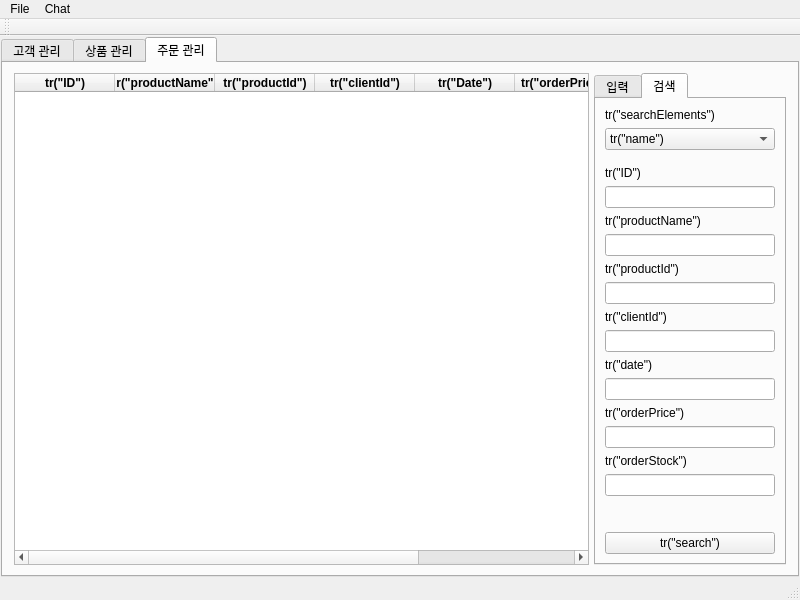
Qt form CustomerProduct2Project/mainwindow.ui (SaintMonguss/Qt) before a commit.
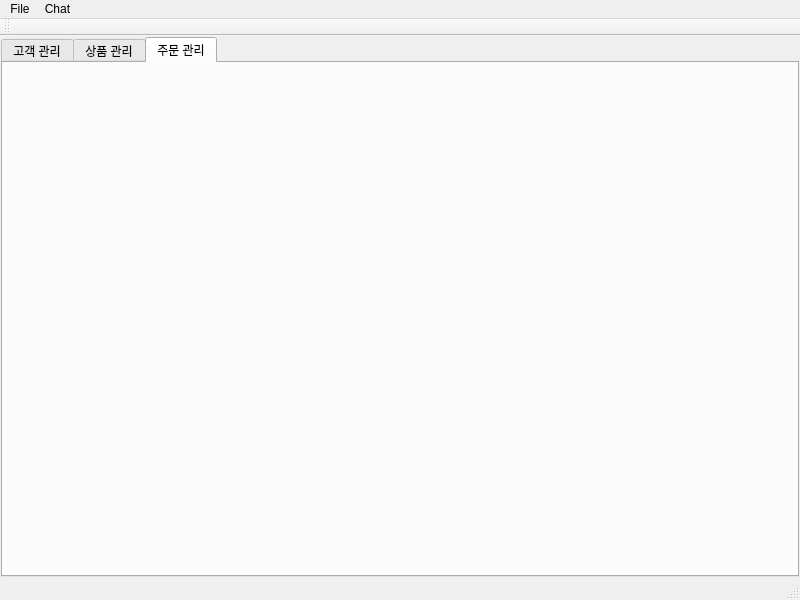
The same form after that commit. The open tabs and pages were chosen to show the change.

Patch:
```diff
--- a/CustomerProduct2Project/mainwindow.ui
+++ b/CustomerProduct2Project/mainwindow.ui
@@ -988,571 +988,7 @@
        <attribute name="title">
         <string>주문 관리</string>
        </attribute>
-       <layout class="QHBoxLayout" name="horizontalLayout_26">
-        <item>
-         <layout class="QHBoxLayout" name="horizontalLayout_22" stretch="12,0,4">
-          <property name="spacing">
-           <number>0</number>
-          </property>
-          <property name="leftMargin">
-           <number>2</number>
-          </property>
-          <property name="topMargin">
-           <number>1</number>
-          </property>
-          <property name="rightMargin">
-           <number>2</number>
-          </property>
-          <property name="bottomMargin">
-           <number>1</number>
-          </property>
-          <item>
-           <widget class="QTableWidget" name="tableWidget_5">
-            <attribute name="horizontalHeaderStretchLastSection">
-             <bool>true</bool>
-            </attribute>
-            <column>
-             <property name="text">
-              <string>tr(&quot;ID&quot;)</string>
-             </property>
-             <property name="font">
-              <font>
-               <bold>true</bold>
-              </font>
-             </property>
-            </column>
-            <column>
-             <property name="text">
-              <string>tr(&quot;productName&quot;)</string>
-             </property>
-             <property name="font">
-              <font>
-               <bold>true</bold>
-              </font>
-             </property>
-            </column>
-            <column>
-             <property name="text">
-              <string>tr(&quot;productId&quot;)</string>
-             </property>
-             <property name="font">
-              <font>
-               <bold>true</bold>
-              </font>
-             </property>
-            </column>
-            <column>
-             <property name="text">
-              <string>tr(&quot;clientId&quot;)</string>
-             </property>
-             <property name="font">
-              <font>
-               <bold>true</bold>
-              </font>
-             </property>
-            </column>
-            <column>
-             <property name="text">
-              <string>tr(&quot;Date&quot;)</string>
-             </property>
-             <property name="font">
-              <font>
-               <bold>true</bold>
-              </font>
-             </property>
-            </column>
-            <column>
-             <property name="text">
-              <string>tr(&quot;orderPrice&quot;)</string>
-             </property>
-             <property name="font">
-              <font>
-               <bold>true</bold>
-              </font>
-             </property>
-            </column>
-            <column>
-             <property name="text">
-              <string>tr(&quot;orderStock&quot;)</string>
-             </property>
-             <property name="font">
-              <font>
-               <bold>true</bold>
-              </font>
-             </property>
-            </column>
-           </widget>
-          </item>
-          <item>
-           <spacer name="horizontalSpacer_9">
-            <property name="orientation">
-             <enum>Qt::Horizontal</enum>
-            </property>
-            <property name="sizeType">
-             <enum>QSizePolicy::Minimum</enum>
-            </property>
-            <property name="sizeHint" stdset="0">
-             <size>
-              <width>5</width>
-              <height>18</height>
-             </size>
-            </property>
-           </spacer>
-          </item>
-          <item>
-           <widget class="QTabWidget" name="tabWidget_4">
-            <property name="currentIndex">
-             <number>1</number>
-            </property>
-            <widget class="QWidget" name="m_customerAddTab_5">
-             <attribute name="title">
-              <string>입력</string>
-             </attribute>
-             <layout class="QHBoxLayout" name="horizontalLayout_23">
-              <item>
-               <layout class="QVBoxLayout" name="verticalLayout_50">
-                <item>
-                 <layout class="QVBoxLayout" name="verticalLayout_52">
-                  <item>
-                   <widget class="QLabel" name="label_46">
-                    <property name="sizePolicy">
-                     <sizepolicy hsizetype="Expanding" vsizetype="Maximum">
-                      <horstretch>0</horstretch>
-                      <verstretch>0</verstretch>
-                     </sizepolicy>
-                    </property>
-                    <property name="text">
-                     <string>tr(&quot;orderId&quot;)</string>
-                    </property>
-                   </widget>
-                  </item>
-                  <item>
-                   <widget class="QLineEdit" name="lineEdit_42">
-                    <property name="readOnly">
-                     <bool>true</bool>
-                    </property>
-                   </widget>
-                  </item>
-                 </layout>
-                </item>
-                <item>
-                 <layout class="QVBoxLayout" name="verticalLayout_51">
-                  <property name="sizeConstraint">
-                   <enum>QLayout::SetDefaultConstraint</enum>
-                  </property>
-                  <item>
-                   <widget class="QLabel" name="label_45">
-                    <property name="sizePolicy">
-                     <sizepolicy hsizetype="Expanding" vsizetype="Maximum">
-                      <horstretch>0</horstretch>
-                      <verstretch>0</verstretch>
-                     </sizepolicy>
-                    </property>
-                    <property name="text">
-                     <string>tr(&quot;productName&quot;)</string>
-                    </property>
-                   </widget>
-                  </item>
-                  <item>
-                   <widget class="QLineEdit" name="lineEdit_41"/>
-                  </item>
-                 </layout>
-                </item>
-                <item>
-                 <layout class="QVBoxLayout" name="verticalLayout_53">
-                  <item>
-                   <widget class="QLabel" name="label_47">
-                    <property name="sizePolicy">
-                     <sizepolicy hsizetype="Expanding" vsizetype="Maximum">
-                      <horstretch>0</horstretch>
-                      <verstretch>0</verstretch>
-                     </sizepolicy>
-                    </property>
-                    <property name="text">
-                     <string>tr(&quot;productId&quot;)</string>
-                    </property>
-                   </widget>
-                  </item>
-                  <item>
-                   <widget class="QLineEdit" name="lineEdit_43"/>
-                  </item>
-                 </layout>
-                </item>
-                <item>
-                 <layout class="QVBoxLayout" name="verticalLayout_54">
-                  <item>
-                   <widget class="QLabel" name="label_48">
-                    <property name="sizePolicy">
-                     <sizepolicy hsizetype="Expanding" vsizetype="Maximum">
-                      <horstretch>0</horstretch>
-                      <verstretch>0</verstretch>
-                     </sizepolicy>
-                    </property>
-                    <property name="text">
-                     <string>tr(&quot;clientId&quot;)</string>
-                    </property>
-                   </widget>
-                  </item>
-                  <item>
-                   <widget class="QLineEdit" name="lineEdit_44"/>
-                  </item>
-                 </layout>
-                </item>
-                <item>
-                 <layout class="QVBoxLayout" name="verticalLayout_55">
-                  <item>
-                   <widget class="QLabel" name="label_49">
-                    <property name="sizePolicy">
-                     <sizepolicy hsizetype="Expanding" vsizetype="Maximum">
-                      <horstretch>0</horstretch>
-                      <verstretch>0</verstretch>
-                     </sizepolicy>
-                    </property>
-                    <property name="text">
-                     <string>tr(&quot;date&quot;)</string>
-                    </property>
-                   </widget>
-                  </item>
-                  <item>
-                   <widget class="QLineEdit" name="lineEdit_45"/>
-                  </item>
-                 </layout>
-                </item>
-                <item>
-                 <layout class="QVBoxLayout" name="verticalLayout_62">
-                  <item>
-                   <widget class="QLabel" name="label_56">
-                    <property name="sizePolicy">
-                     <sizepolicy hsizetype="Expanding" vsizetype="Maximum">
-                      <horstretch>0</horstretch>
-                      <verstretch>0</verstretch>
-                     </sizepolicy>
-                    </property>
-                    <property name="text">
-                     <string>tr(&quot;orderPrice&quot;)</string>
-                    </property>
-                   </widget>
-                  </item>
-                  <item>
-                   <widget class="QLineEdit" name="lineEdit_51"/>
-                  </item>
-                 </layout>
-                </item>
-                <item>
-                 <layout class="QVBoxLayout" name="verticalLayout_63">
-                  <item>
-                   <widget class="QLabel" name="label_57">
-                    <property name="sizePolicy">
-                     <sizepolicy hsizetype="Expanding" vsizetype="Maximum">
-                      <horstretch>0</horstretch>
-                      <verstretch>0</verstretch>
-                     </sizepolicy>
-                    </property>
-                    <property name="text">
-                     <string>tr(&quot;orderStock&quot;)</string>
-                    </property>
-                   </widget>
-                  </item>
-                  <item>
-                   <widget class="QLineEdit" name="lineEdit_52"/>
-                  </item>
-                 </layout>
-                </item>
-                <item>
-                 <spacer name="verticalSpacer_13">
-                  <property name="orientation">
-                   <enum>Qt::Vertical</enum>
-                  </property>
-                  <property name="sizeHint" stdset="0">
-                   <size>
-                    <width>20</width>
-                    <height>40</height>
-                   </size>
-                  </property>
-                 </spacer>
-                </item>
-                <item>
-                 <layout class="QHBoxLayout" name="horizontalLayout_24">
-                  <property name="sizeConstraint">
-                   <enum>QLayout::SetNoConstraint</enum>
-                  </property>
-                  <item>
-                   <widget class="QPushButton" name="pushButton_13">
-                    <property name="text">
-                     <string>tr(&quot;change&quot;)</string>
-                    </property>
-                   </widget>
-                  </item>
-                  <item>
-                   <spacer name="horizontalSpacer_10">
-                    <property name="orientation">
-                     <enum>Qt::Horizontal</enum>
-                    </property>
-                    <property name="sizeType">
-                     <enum>QSizePolicy::Maximum</enum>
-                    </property>
-                    <property name="sizeHint" stdset="0">
-                     <size>
-                      <width>13</width>
-                      <height>21</height>
-                     </size>
-                    </property>
-                   </spacer>
-                  </item>
-                  <item>
-                   <widget class="QPushButton" name="pushButton_14">
-                    <property name="text">
-                     <string>tr(&quot;add&quot;)</string>
-                    </property>
-                   </widget>
-                  </item>
-                 </layout>
-                </item>
-               </layout>
-              </item>
-             </layout>
-            </widget>
-            <widget class="QWidget" name="m_customerSerchTab_5">
-             <attribute name="title">
-              <string>검색</string>
-             </attribute>
-             <layout class="QHBoxLayout" name="horizontalLayout_25">
-              <item>
-               <layout class="QVBoxLayout" name="verticalLayout_56">
-                <item>
-                 <widget class="QLabel" name="label_50">
-                  <property name="text">
-                   <string>tr(&quot;searchElements&quot;)</string>
-                  </property>
-                 </widget>
-                </item>
-                <item>
-                 <widget class="QComboBox" name="comboBox_5">
-                  <item>
-                   <property name="text">
-                    <string>tr(&quot;name&quot;)</string>
-                   </property>
-                  </item>
-                  <item>
-                   <property name="text">
-                    <string>tr(&quot;ID&quot;)</string>
-                   </property>
-                  </item>
-                  <item>
-                   <property name="text">
-                    <string>tr(&quot;brand&quot;)</string>
-                   </property>
-                  </item>
-                  <item>
-                   <property name="text">
-                    <string>tr(&quot;price&quot;)</string>
-                   </property>
-                  </item>
-                  <item>
-                   <property name="text">
-                    <string>tr(&quot;stock&quot;)</string>
-                   </property>
-                  </item>
-                 </widget>
-                </item>
-                <item>
-                 <spacer name="verticalSpacer_14">
-                  <property name="orientation">
-                   <enum>Qt::Vertical</enum>
-                  </property>
-                  <property name="sizeType">
-                   <enum>QSizePolicy::Fixed</enum>
-                  </property>
-                  <property name="sizeHint" stdset="0">
-                   <size>
-                    <width>20</width>
-                    <height>10</height>
-                   </size>
-                  </property>
-                 </spacer>
-                </item>
-                <item>
-                 <layout class="QVBoxLayout" name="verticalLayout_58">
-                  <item>
-                   <widget class="QLabel" name="label_52">
-                    <property name="sizePolicy">
-                     <sizepolicy hsizetype="Expanding" vsizetype="Maximum">
-                      <horstretch>0</horstretch>
-                      <verstretch>0</verstretch>
-                     </sizepolicy>
-                    </property>
-                    <property name="text">
-                     <string>tr(&quot;ID&quot;)</string>
-                    </property>
-                   </widget>
-                  </item>
-                  <item>
-                   <widget class="QLineEdit" name="lineEdit_47">
-                    <property name="readOnly">
-                     <bool>false</bool>
-                    </property>
-                   </widget>
-                  </item>
-                 </layout>
-                </item>
-                <item>
-                 <layout class="QVBoxLayout" name="verticalLayout_57">
-                  <property name="sizeConstraint">
-                   <enum>QLayout::SetDefaultConstraint</enum>
-                  </property>
-                  <item>
-                   <widget class="QLabel" name="label_51">
-                    <property name="sizePolicy">
-                     <sizepolicy hsizetype="Expanding" vsizetype="Maximum">
-                      <horstretch>0</horstretch>
-                      <verstretch>0</verstretch>
-                     </sizepolicy>
-                    </property>
-                    <property name="text">
-                     <string>tr(&quot;productName&quot;)</string>
-                    </property>
-                   </widget>
-                  </item>
-                  <item>
-                   <widget class="QLineEdit" name="lineEdit_46"/>
-                  </item>
-                 </layout>
-                </item>
-                <item>
-                 <layout class="QVBoxLayout" name="verticalLayout_64">
-                  <property name="sizeConstraint">
-                   <enum>QLayout::SetDefaultConstraint</enum>
-                  </property>
-                  <item>
-                   <widget class="QLabel" name="label_58">
-                    <property name="sizePolicy">
-                     <sizepolicy hsizetype="Expanding" vsizetype="Maximum">
-                      <horstretch>0</horstretch>
-                      <verstretch>0</verstretch>
-                     </sizepolicy>
-                    </property>
-                    <property name="text">
-                     <string>tr(&quot;productId&quot;)</string>
-                    </property>
-                   </widget>
-                  </item>
-                  <item>
-                   <widget class="QLineEdit" name="lineEdit_53"/>
-                  </item>
-                 </layout>
-                </item>
-                <item>
-                 <layout class="QVBoxLayout" name="verticalLayout_59">
-                  <item>
-                   <widget class="QLabel" name="label_53">
-                    <property name="sizePolicy">
-                     <sizepolicy hsizetype="Expanding" vsizetype="Maximum">
-                      <horstretch>0</horstretch>
-                      <verstretch>0</verstretch>
-                     </sizepolicy>
-                    </property>
-                    <property name="text">
-                     <string>tr(&quot;clientId&quot;)</string>
-                    </property>
-                   </widget>
-                  </item>
-                  <item>
-                   <widget class="QLineEdit" name="lineEdit_48"/>
-                  </item>
-                 </layout>
-                </item>
-                <item>
-                 <layout class="QVBoxLayout" name="verticalLayout_60">
-                  <item>
-                   <widget class="QLabel" name="label_54">
-                    <property name="sizePolicy">
-                     <sizepolicy hsizetype="Expanding" vsizetype="Maximum">
-                      <horstretch>0</horstretch>
-                      <verstretch>0</verstretch>
-                     </sizepolicy>
-                    </property>
-                    <property name="text">
-                     <string>tr(&quot;date&quot;)</string>
-                    </property>
-                   </widget>
-                  </item>
-                  <item>
-                   <widget class="QLineEdit" name="lineEdit_49"/>
-                  </item>
-                 </layout>
-                </item>
-                <item>
-                 <layout class="QVBoxLayout" name="verticalLayout_61">
-                  <item>
-                   <widget class="QLabel" name="label_55">
-                    <property name="sizePolicy">
-                     <sizepolicy hsizetype="Expanding" vsizetype="Maximum">
-                      <horstretch>0</horstretch>
-                      <verstretch>0</verstretch>
-                     </sizepolicy>
-                    </property>
-                    <property name="text">
-                     <string>tr(&quot;orderPrice&quot;)</string>
-                    </property>
-                   </widget>
-                  </item>
-                  <item>
-                   <widget class="QLineEdit" name="lineEdit_50"/>
-                  </item>
-                 </layout>
-                </item>
-                <item>
-                 <layout class="QVBoxLayout" name="verticalLayout_65">
-                  <item>
-                   <widget class="QLabel" name="label_59">
-                    <property name="sizePolicy">
-                     <sizepolicy hsizetype="Expanding" vsizetype="Maximum">
-                      <horstretch>0</horstretch>
-                      <verstretch>0</verstretch>
-                     </sizepolicy>
-                    </property>
-                    <property name="text">
-                     <string>tr(&quot;orderStock&quot;)</string>
-                    </property>
-                   </widget>
-                  </item>
-                  <item>
-                   <widget class="QLineEdit" name="lineEdit_54"/>
-                  </item>
-                 </layout>
-                </item>
-                <item>
-                 <spacer name="verticalSpacer_15">
-                  <property name="orientation">
-                   <enum>Qt::Vertical</enum>
-                  </property>
-                  <property name="sizeType">
-                   <enum>QSizePolicy::Expanding</enum>
-                  </property>
-                  <property name="sizeHint" stdset="0">
-                   <size>
-                    <width>20</width>
-                    <height>40</height>
-                   </size>
-                  </property>
-                 </spacer>
-                </item>
-                <item>
-                 <widget class="QPushButton" name="pushButton_15">
-                  <property name="text">
-                   <string>tr(&quot;search&quot;)</string>
-                  </property>
-                 </widget>
-                </item>
-               </layout>
-              </item>
-             </layout>
-            </widget>
-           </widget>
-          </item>
-         </layout>
-        </item>
-       </layout>
+       <layout class="QHBoxLayout" name="horizontalLayout_26"/>
       </widget>
      </widget>
     </item>
```
Left out of the diff: 943 changed lines with no effect on the pictures.
